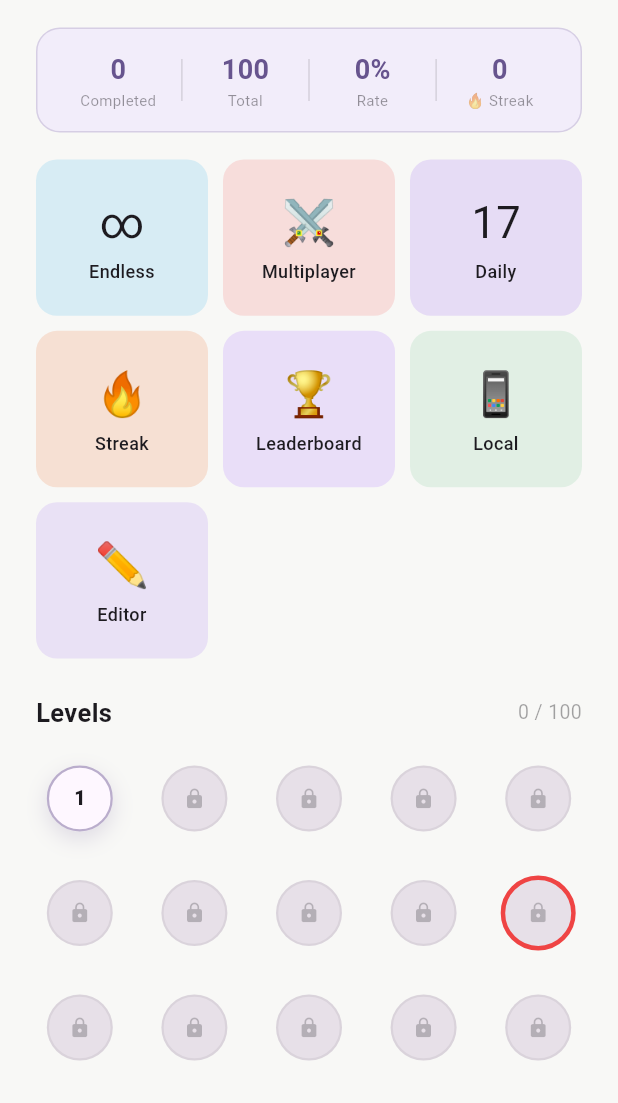
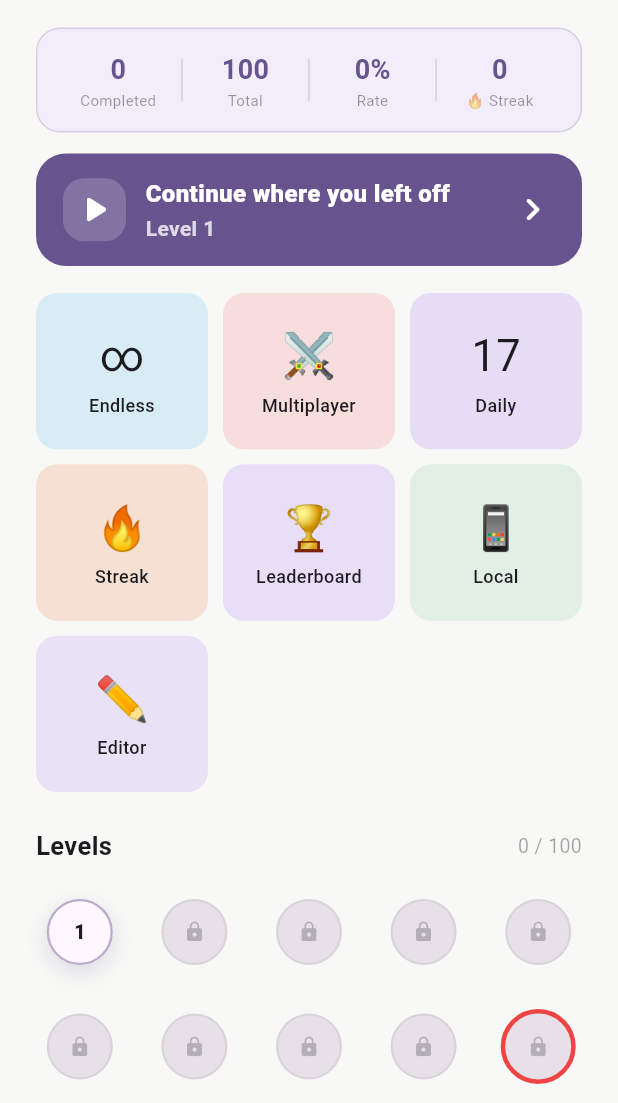
Before and after one commit to omerozmen0894/test1, a Flutter app: the screen it shows once a user with an empty profile is signed in, on a phone screen of 412 x 824 dp, the part 133-1236 px from its top. Run offline on Flutter 3.47's test engine with Material 3 defaults, Android fonts, the phone set to English and light mode, and no system bars; drawn by our look-alikes of flutter_animate; our stand-ins replace cloud_firestore, firebase_auth, firebase_core, firebase_database, flutter_riverpod, isar and 1 more; accounts and stored records are empty; generated files the repository leaves out were written again.

Commit message:
Improve progression persistence and onboarding

```diff
--- a/codemagic.yaml
+++ b/codemagic.yaml
@@ -231,8 +231,8 @@ workflows:
         script: |
           flutter build ipa --release \
             --no-pub \
-            --build-name=1.0.23 \
-            --build-number=60 \
+            --build-name=1.0.24 \
+            --build-number=61 \
             --export-method=app-store
     artifacts:
       - build/ios/ipa/*.ipa
--- a/lib/core/localization/app_localizations.dart
+++ b/lib/core/localization/app_localizations.dart
@@ -135,6 +135,9 @@ const _values = {
     'home_local': 'Yerel',
     'home_editor': 'Editor',
     'levels': 'Bolumler',
+    'continue_level': 'Kaldigin yerden devam et',
+    'all_levels_done': 'Tum bolumler tamamlandi',
+    'replay_final_level': 'Son bolumu tekrar oyna',
     'completed': 'Tamamlanan',
     'total': 'Toplam',
     'rate': 'Oran',
@@ -206,6 +209,9 @@ const _values = {
     'home_local': 'Local',
     'home_editor': 'Editor',
     'levels': 'Levels',
+    'continue_level': 'Continue where you left off',
+    'all_levels_done': 'All levels complete',
+    'replay_final_level': 'Replay the final level',
     'completed': 'Completed',
     'total': 'Total',
     'rate': 'Rate',
--- a/lib/features/home/home_screen.dart
+++ b/lib/features/home/home_screen.dart
@@ -30,6 +30,7 @@ class HomeScreen extends ConsumerWidget {
     final user = ref.watch(authStateProvider).valueOrNull;
     final completed = completedAsync.valueOrNull ?? [];
     final completedSet = {for (final p in completed) p.levelNumber};
+    final nextLevel = _nextPlayableLevel(completedSet);
     final streakAsync = ref.watch(streakDataProvider);
     final streak = streakAsync.valueOrNull;
     final screenSize = MediaQuery.sizeOf(context);
@@ -219,6 +220,21 @@ class HomeScreen extends ConsumerWidget {
                   ),
                 ),
 
+                SliverToBoxAdapter(
+                  child: Padding(
+                    padding: EdgeInsets.fromLTRB(
+                      isTablet ? 32 : 24,
+                      14,
+                      isTablet ? 32 : 24,
+                      0,
+                    ),
+                    child: _ContinueLevelButton(
+                      level: nextLevel,
+                      allDone: completedSet.length >= totalCampaignLevels,
+                    ),
+                  ),
+                ),
+
                 // Quick buttons
                 SliverToBoxAdapter(
                   child: Padding(
@@ -365,6 +381,88 @@ class HomeScreen extends ConsumerWidget {
       ),
     );
   }
+
+  int _nextPlayableLevel(Set<int> completedSet) {
+    for (var level = 1; level <= totalCampaignLevels; level++) {
+      if (!completedSet.contains(level)) return level;
+    }
+    return totalCampaignLevels;
+  }
+}
+
+class _ContinueLevelButton extends StatelessWidget {
+  final int level;
+  final bool allDone;
+
+  const _ContinueLevelButton({
+    required this.level,
+    required this.allDone,
+  });
+
+  @override
+  Widget build(BuildContext context) {
+    final scheme = Theme.of(context).colorScheme;
+    final l10n = context.l10n;
+    return Material(
+      color: scheme.primary,
+      borderRadius: BorderRadius.circular(20),
+      elevation: 0,
+      child: InkWell(
+        borderRadius: BorderRadius.circular(20),
+        onTap: () => Navigator.push(
+          context,
+          MaterialPageRoute(builder: (_) => GameScreen(level: level)),
+        ),
+        child: Padding(
+          padding: const EdgeInsets.symmetric(horizontal: 18, vertical: 15),
+          child: Row(
+            children: [
+              Container(
+                width: 42,
+                height: 42,
+                decoration: BoxDecoration(
+                  color: Colors.white.withOpacity(0.18),
+                  borderRadius: BorderRadius.circular(14),
+                ),
+                child: const Icon(Icons.play_arrow_rounded,
+                    color: Colors.white, size: 30),
+              ),
+              const SizedBox(width: 13),
+              Expanded(
+                child: Column(
+                  crossAxisAlignment: CrossAxisAlignment.start,
+                  children: [
+                    Text(
+                      allDone
+                          ? l10n.t('all_levels_done')
+                          : l10n.t('continue_level'),
+                      style: const TextStyle(
+                        color: Colors.white,
+                        fontSize: 16,
+                        fontWeight: FontWeight.w900,
+                      ),
+                    ),
+                    const SizedBox(height: 2),
+                    Text(
+                      allDone
+                          ? l10n.t('replay_final_level')
+                          : l10n.level(level),
+                      style: TextStyle(
+                        color: Colors.white.withOpacity(0.78),
+                        fontWeight: FontWeight.w600,
+                      ),
+                    ),
+                  ],
+                ),
+              ),
+              const Icon(Icons.chevron_right_rounded,
+                  color: Colors.white, size: 30),
+            ],
+          ),
+        ),
+      ),
+    );
+  }
 }
 
 class _WorldMap extends StatelessWidget {
@@ -376,7 +474,7 @@ class _WorldMap extends StatelessWidget {
   Widget build(BuildContext context) {
     final scheme = Theme.of(context).colorScheme;
     final isTablet = MediaQuery.sizeOf(context).shortestSide >= 600;
-    final columns = 5;
+    const columns = 5;
     return Padding(
       padding: EdgeInsets.symmetric(horizontal: isTablet ? 32 : 20),
       child: Center(
--- a/lib/features/settings/settings_screen.dart
+++ b/lib/features/settings/settings_screen.dart
@@ -451,6 +451,7 @@ class _AccountDeletionScreenState extends ConsumerState<AccountDeletionScreen> {
 
   Future<void> _deleteLocalUserData(String uid) async {
     await deleteCompletedLevelFallback(uid);
+    await deleteAllCompletedLevelFallback();
     final isar = ref.read(isarProvider);
     if (isar == null) return;
     await isar.writeTxn(() async {
--- a/pubspec.yaml
+++ b/pubspec.yaml
@@ -1,7 +1,7 @@
 name: wrap_maze
 description: Wrap Maze - Tam ozellikli labirent bulmaca oyunu
 publish_to: 'none'
-version: 1.0.23+60
+version: 1.0.24+61
 
 environment:
   sdk: '>=3.6.0 <4.0.0'
```
Also changed, not shown: lib/core/providers/settings_provider.dart (+39 -2 lines), lib/features/game/game_provider.dart (+34 -8 lines), lib/features/game/game_screen.dart (+11 -8 lines), 1 other file.
